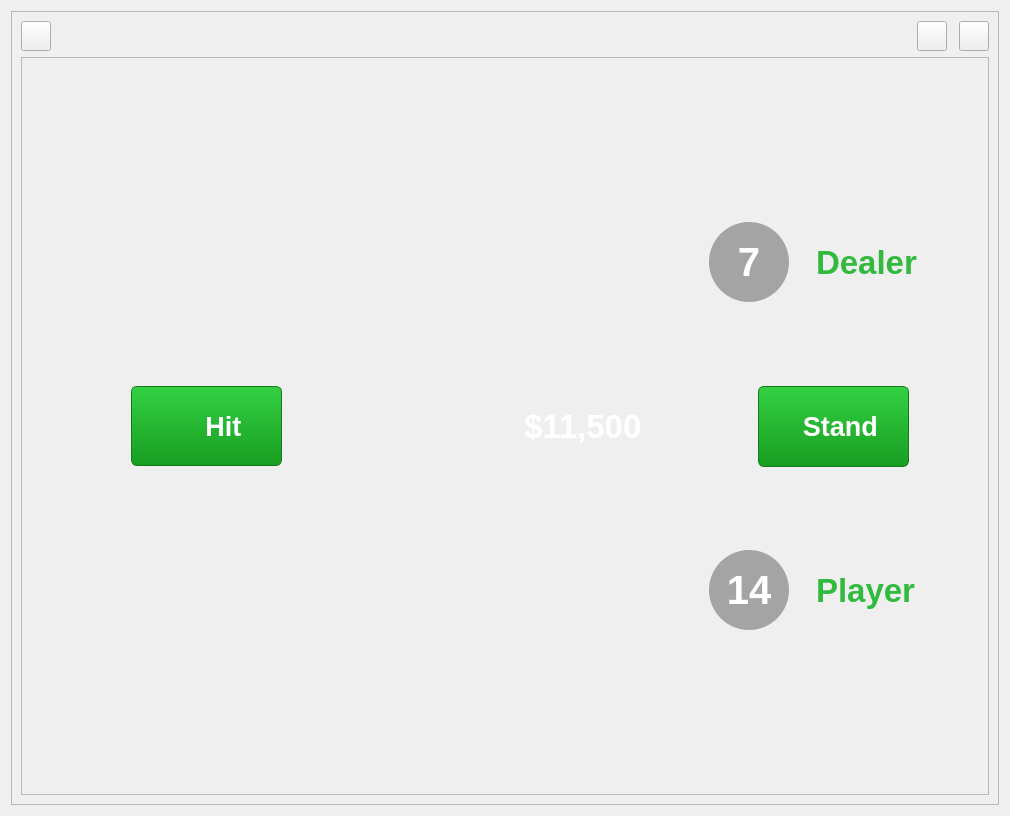
Qt form src/presentation/widgets/MainWindow/temp_delete_later.ui (OlexandrNikolaiev/BlackJack_GUI) before a commit.
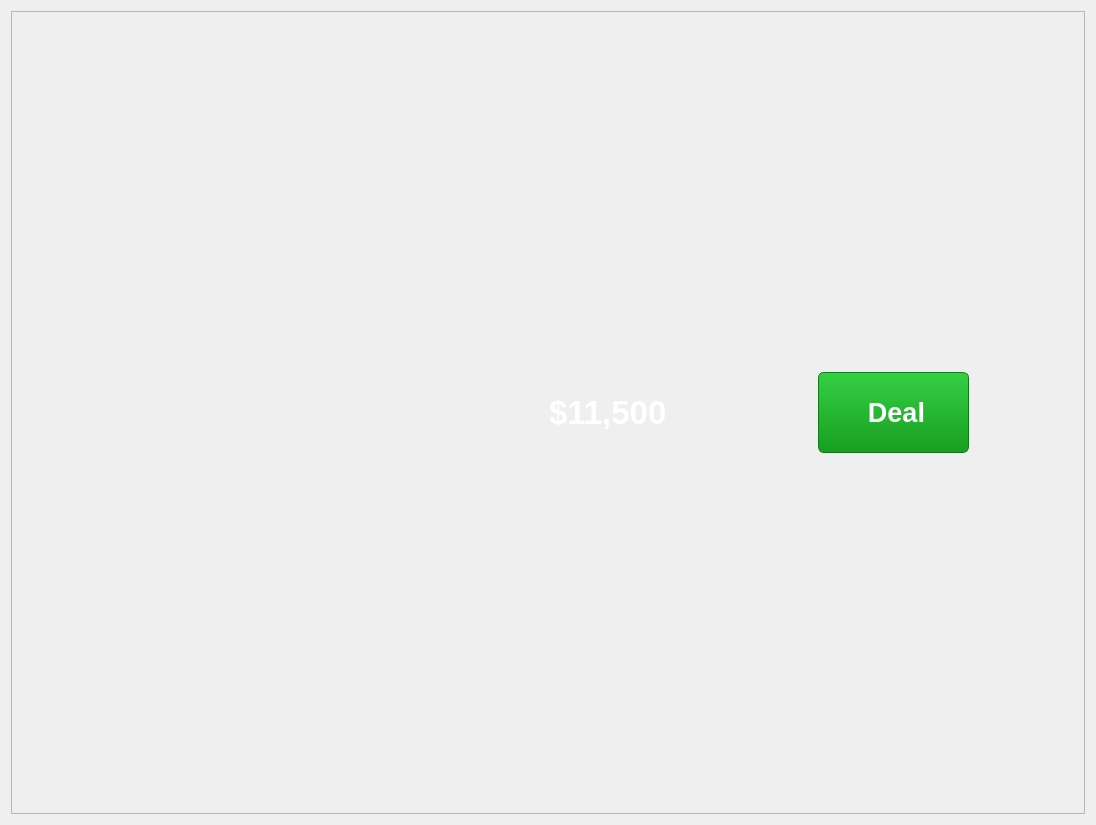
The same form after that commit. Icons and pictures are not drawn. Custom widgets are drawn as their Qt base class.

```diff
--- a/src/presentation/widgets/MainWindow/temp_delete_later.ui
+++ b/src/presentation/widgets/MainWindow/temp_delete_later.ui
@@ -6,8 +6,8 @@
    <rect>
     <x>0</x>
     <y>0</y>
-    <width>1010</width>
-    <height>816</height>
+    <width>1096</width>
+    <height>825</height>
    </rect>
   </property>
   <property name="windowTitle">
@@ -15,12 +15,9 @@
   </property>
   <layout class="QGridLayout" name="gridLayout">
    <item row="0" column="0">
-    <widget class="DraggableFrame" name="MainFrame">
-     <property name="cursor">
-      <cursorShape>ArrowCursor</cursorShape>
-     </property>
+    <widget class="QFrame" name="background">
      <property name="styleSheet">
-      <string notr="true">#MainFrame
+      <string notr="true">#background
 {
 	border-image: url(:/images/res/images/green_table.png) 0 0 0 0 stretch stretch;
 }
@@ -32,39 +29,74 @@
      <property name="frameShadow">
       <enum>QFrame::Raised</enum>
      </property>
-     <layout class="QGridLayout" name="gridLayout_4">
-      <item row="0" column="0">
-       <layout class="QHBoxLayout" name="horizontalLayout">
+     <layout class="QGridLayout" name="gridLayout_12">
+      <property name="leftMargin">
+       <number>0</number>
+      </property>
+      <property name="topMargin">
+       <number>0</number>
+      </property>
+      <property name="rightMargin">
+       <number>0</number>
+      </property>
+      <property name="bottomMargin">
+       <number>0</number>
+      </property>
         <property name="spacing">
-         <number>12</number>
-        </property>
+       <number>0</number>
+      </property>
+      <item row="0" column="0">
+       <widget class="QStackedWidget" name="stackedWidget">
+        <property name="styleSheet">
+         <string notr="true">background:transparent;</string>
+        </property>
+        <widget class="QWidget" name="page">
+         <layout class="QGridLayout" name="gridLayout_17">
+          <item row="0" column="0">
+           <widget class="QFrame" name="frame_4">
+            <property name="frameShape">
+             <enum>QFrame::StyledPanel</enum>
+            </property>
+            <property name="frameShadow">
+             <enum>QFrame::Raised</enum>
+            </property>
+            <layout class="QGridLayout" name="gridLayout_13">
+             <item row="0" column="1">
+              <layout class="QVBoxLayout" name="verticalLayout_7">
         <item>
-         <widget class="QPushButton" name="settingsButton">
+                <layout class="QHBoxLayout" name="horizontalLayout_15">
+                 <item>
+                  <spacer name="horizontalSpacer_28">
+                   <property name="orientation">
+                    <enum>Qt::Horizontal</enum>
+                   </property>
+                   <property name="sizeHint" stdset="0">
+                    <size>
+                     <width>40</width>
+                     <height>20</height>
+                    </size>
+                   </property>
+                  </spacer>
+                 </item>
+                 <item>
+                  <widget class="QLabel" name="topChipLabel_3">
           <property name="minimumSize">
            <size>
-            <width>30</width>
-            <height>30</height>
+                     <width>120</width>
+                     <height>120</height>
            </size>
           </property>
           <property name="maximumSize">
            <size>
-            <width>30</width>
-            <height>30</height>
+                     <width>120</width>
+                     <height>120</height>
            </size>
           </property>
           <property name="cursor">
            <cursorShape>PointingHandCursor</cursorShape>
           </property>
           <property name="styleSheet">
-           <string notr="true">QPushButton 
-{
-	border-image: url(:/images/res/images/buttons/settings.png);
-}
-QPushButton:hover
-{
-	border-image: url(:/images/res/images/buttons/settings_hover.png);
-}
-</string>
+                    <string notr="true">border-image: url(:/images/res/images/chips/chips_100_stack.png);</string>
           </property>
           <property name="text">
            <string/>
@@ -72,7 +104,23 @@
          </widget>
         </item>
         <item>
-         <spacer name="horizontalSpacer">
+                  <widget class="QLabel" name="betAmountLabel_3">
+                   <property name="font">
+                    <font>
+                     <pointsize>25</pointsize>
+                     <bold>true</bold>
+                    </font>
+                   </property>
+                   <property name="styleSheet">
+                    <string notr="true">color: rgb(255, 255, 255);</string>
+                   </property>
+                   <property name="text">
+                    <string>$11,500</string>
+                   </property>
+                  </widget>
+                 </item>
+                 <item>
+                  <spacer name="horizontalSpacer_29">
           <property name="orientation">
            <enum>Qt::Horizontal</enum>
           </property>
@@ -84,84 +132,191 @@
           </property>
          </spacer>
         </item>
+                </layout>
+               </item>
+              </layout>
+             </item>
+             <item row="0" column="2">
+              <layout class="QGridLayout" name="gridLayout_15">
+               <item row="0" column="0">
+                <layout class="QVBoxLayout" name="verticalLayout_8">
         <item>
-         <widget class="QPushButton" name="collapseButton">
+                  <layout class="QHBoxLayout" name="horizontalLayout_17"/>
+                 </item>
+                </layout>
+               </item>
+               <item row="1" column="0">
+                <layout class="QGridLayout" name="gridLayout_16">
+                 <item row="0" column="1">
+                  <spacer name="verticalSpacer_16">
+                   <property name="orientation">
+                    <enum>Qt::Vertical</enum>
+                   </property>
+                   <property name="sizeHint" stdset="0">
+                    <size>
+                     <width>148</width>
+                     <height>36</height>
+                    </size>
+                   </property>
+                  </spacer>
+                 </item>
+                 <item row="1" column="0">
+                  <spacer name="horizontalSpacer_32">
+                   <property name="orientation">
+                    <enum>Qt::Horizontal</enum>
+                   </property>
+                   <property name="sizeHint" stdset="0">
+                    <size>
+                     <width>18</width>
+                     <height>20</height>
+                    </size>
+                   </property>
+                  </spacer>
+                 </item>
+                 <item row="1" column="1">
+                  <widget class="QToolButton" name="standButton_3">
           <property name="minimumSize">
            <size>
-            <width>30</width>
-            <height>30</height>
+                     <width>151</width>
+                     <height>81</height>
            </size>
           </property>
           <property name="maximumSize">
            <size>
-            <width>30</width>
-            <height>30</height>
-           </size>
-          </property>
+                     <width>151</width>
+                     <height>81</height>
+                    </size>
+                   </property>
+                   <property name="font">
+                    <font>
+                     <pointsize>20</pointsize>
+                     <bold>true</bold>
+                    </font>
+                   </property>
           <property name="cursor">
            <cursorShape>PointingHandCursor</cursorShape>
           </property>
           <property name="styleSheet">
-           <string notr="true">QPushButton 
-{
-	border-image: url(:/images/res/images/buttons/minimize.png);
+                    <string notr="true">QToolButton {
+    background: qlineargradient(x1:0, y1:0, x2:0, y2:1, stop:0 #34d043, stop:1 #189e21);
+    
+    border: 1px solid #127a19; 
+    border-radius: 6px;         
+    color: white; 
+    padding: 4px;
+
+    padding-left: 10px; 
+    text-align: left; 
 }
-QPushButton:hover
-{
-	border-image: url(:/images/res/images/buttons/minimize_hover.png);
+
+QToolButton:hover {
+    background: qlineargradient(x1:0, y1:0, x2:0, y2:1, stop:0 #2eb83c, stop:1 #158a1c);
 }
-</string>
+
+QToolButton:pressed {
+    background: qlineargradient(x1:0, y1:0, x2:0, y2:1, stop:0 #189e21, stop:1 #13791a);
+}</string>
           </property>
           <property name="text">
-           <string/>
-          </property>
-         </widget>
-        </item>
-        <item>
-         <widget class="QPushButton" name="closeButton">
-          <property name="minimumSize">
+                    <string>Deal</string>
+                   </property>
+                   <property name="iconSize">
+                    <size>
+                     <width>36</width>
+                     <height>36</height>
+                    </size>
+                   </property>
+                   <property name="toolButtonStyle">
+                    <enum>Qt::ToolButtonTextBesideIcon</enum>
+                   </property>
+                  </widget>
+                 </item>
+                 <item row="1" column="2">
+                  <spacer name="horizontalSpacer_33">
+                   <property name="orientation">
+                    <enum>Qt::Horizontal</enum>
+                   </property>
+                   <property name="sizeHint" stdset="0">
            <size>
-            <width>30</width>
-            <height>30</height>
-           </size>
-          </property>
-          <property name="maximumSize">
+                     <width>18</width>
+                     <height>20</height>
+                    </size>
+                   </property>
+                  </spacer>
+                 </item>
+                 <item row="2" column="1">
+                  <spacer name="verticalSpacer_17">
+                   <property name="orientation">
+                    <enum>Qt::Vertical</enum>
+                   </property>
+                   <property name="sizeHint" stdset="0">
            <size>
-            <width>30</width>
-            <height>30</height>
-           </size>
-          </property>
-          <property name="cursor">
-           <cursorShape>PointingHandCursor</cursorShape>
-          </property>
-          <property name="styleSheet">
-           <string notr="true">QPushButton 
-{
-	border-image: url(:/images/res/images/buttons/close.png);
-}
-
-QPushButton:hover
-{
-	border-image: url(:/images/res/images/buttons/close_hover.png);
-}
-</string>
-          </property>
-          <property name="text">
-           <string/>
-          </property>
-         </widget>
+                     <width>20</width>
+                     <height>40</height>
+                    </size>
+                   </property>
+                  </spacer>
+                 </item>
+                </layout>
+               </item>
+               <item row="2" column="0">
+                <layout class="QVBoxLayout" name="verticalLayout_9">
+                 <item>
+                  <layout class="QHBoxLayout" name="horizontalLayout_18"/>
+                 </item>
+                </layout>
+               </item>
+              </layout>
+             </item>
+             <item row="0" column="0">
+              <layout class="QGridLayout" name="gridLayout_14">
+               <item row="0" column="0">
+                <spacer name="horizontalSpacer_24">
+                 <property name="orientation">
+                  <enum>Qt::Horizontal</enum>
+                 </property>
+                 <property name="sizeHint" stdset="0">
+                  <size>
+                   <width>40</width>
+                   <height>20</height>
+                  </size>
+                 </property>
+                </spacer>
+               </item>
+               <item row="0" column="1">
+                <spacer name="horizontalSpacer_25">
+                 <property name="orientation">
+                  <enum>Qt::Horizontal</enum>
+                 </property>
+                 <property name="sizeType">
+                  <enum>QSizePolicy::Fixed</enum>
+                 </property>
+                 <property name="sizeHint" stdset="0">
+                  <size>
+                   <width>40</width>
+                   <height>20</height>
+                  </size>
+                 </property>
+                </spacer>
         </item>
        </layout>
       </item>
-      <item row="1" column="0">
-       <widget class="QFrame" name="frame_2">
+            </layout>
+           </widget>
+          </item>
+         </layout>
+        </widget>
+        <widget class="QWidget" name="page_2">
+         <layout class="QGridLayout" name="gridLayout_22">
+          <item row="0" column="0">
+           <widget class="QFrame" name="frame_5">
         <property name="frameShape">
          <enum>QFrame::StyledPanel</enum>
         </property>
         <property name="frameShadow">
          <enum>QFrame::Raised</enum>
         </property>
-        <layout class="QGridLayout" name="gridLayout_6">
+            <layout class="QGridLayout" name="gridLayout_18">
          <item row="0" column="0">
           <layout class="QGridLayout" name="gridLayout_3">
            <item row="0" column="1">
@@ -762,17 +917,13 @@
       </item>
      </layout>
     </widget>
+       </widget>
    </item>
   </layout>
  </widget>
- <customwidgets>
-  <customwidget>
-   <class>DraggableFrame</class>
-   <extends>QFrame</extends>
-   <header>E:\qt_projects\BJGUI\src\presentation\CustomWidgets\DraggableQFrame\draggableframe.h</header>
-   <container>1</container>
-  </customwidget>
- </customwidgets>
+   </item>
+  </layout>
+ </widget>
  <resources>
   <include location="../../../../res.qrc"/>
  </resources>
```
Left out of the diff: 89 changed lines with no effect on the pictures. Lines whose indentation alone changed are shown as unchanged.
